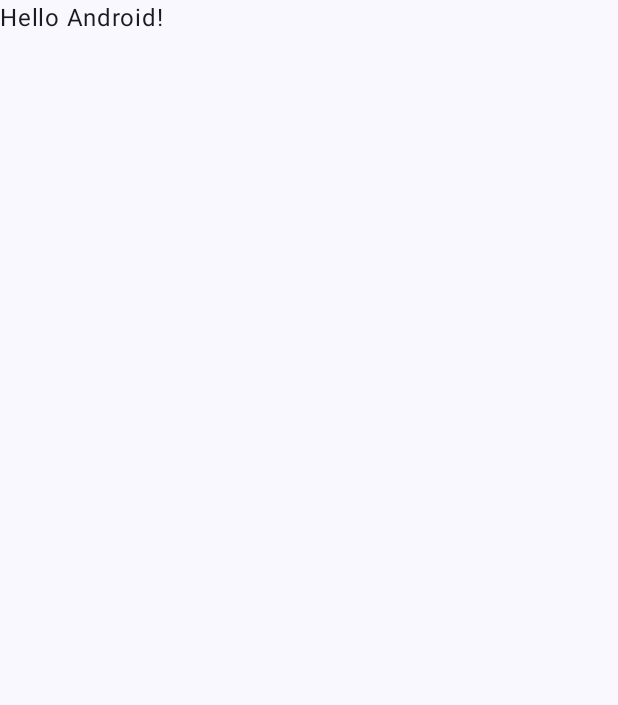
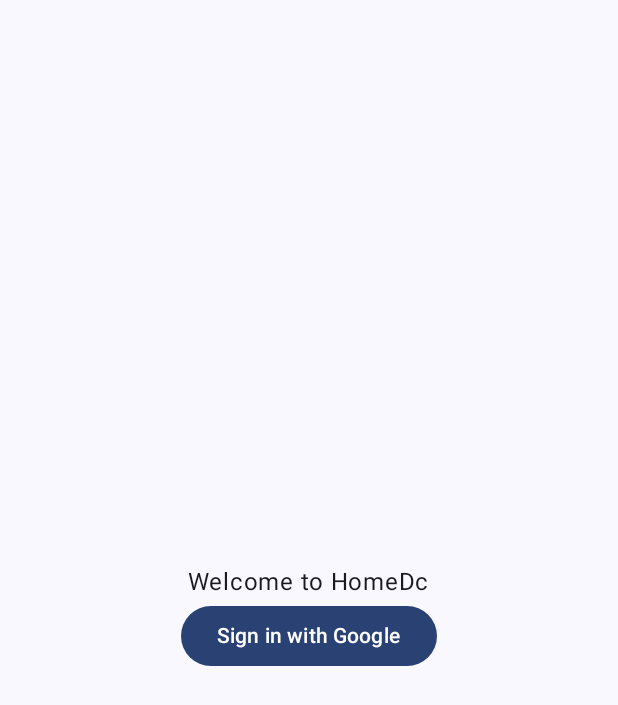
Before and after one commit to Deco2449584/HomeDc, an Android app built with Jetpack Compose: the screen it shows after launch (MainActivity), on a phone screen of 412 x 824 dp. Before the commit the part shown is almost empty. Shown: the top 705 px of the screen. Run offline under Robolectric (Android 15) with nearby library versions, the phone set to English and light mode, and no system bars; our stand-ins replace Dagger/Hilt's generated code, Firebase (no records; nobody signed in at launch, a user with empty details on screens opened directly).

```diff
--- a/app/src/main/AndroidManifest.xml
+++ b/app/src/main/AndroidManifest.xml
@@ -3,6 +3,7 @@
     xmlns:tools="http://schemas.android.com/tools">
 
     <application
+        android:name=".HomeDcApplication"
         android:allowBackup="true"
         android:dataExtractionRules="@xml/data_extraction_rules"
         android:fullBackupContent="@xml/backup_rules"
@@ -19,7 +20,6 @@
             android:theme="@style/Theme.HomeDc">
             <intent-filter>
                 <action android:name="android.intent.action.MAIN" />
-
                 <category android:name="android.intent.category.LAUNCHER" />
             </intent-filter>
         </activity>
--- /dev/null
+++ b/app/src/main/java/com/domocodetech/homedc/HomeDcApplication.kt
@@ -0,0 +1,8 @@
+package com.domocodetech.homedc
+
+
+import android.app.Application
+import dagger.hilt.android.HiltAndroidApp
+
+@HiltAndroidApp
+class HomeDcApplication : Application()
--- a/app/src/main/java/com/domocodetech/homedc/MainActivity.kt
+++ b/app/src/main/java/com/domocodetech/homedc/MainActivity.kt
@@ -3,22 +3,86 @@ package com.domocodetech.homedc
 import android.os.Bundle
 import androidx.activity.ComponentActivity
 import androidx.activity.compose.setContent
-import androidx.activity.enableEdgeToEdge
+import androidx.activity.result.contract.ActivityResultContracts
+import androidx.compose.foundation.layout.Column
 import androidx.compose.foundation.layout.fillMaxSize
 import androidx.compose.foundation.layout.padding
+import androidx.compose.material3.Button
 import androidx.compose.material3.Scaffold
 import androidx.compose.material3.Text
 import androidx.compose.runtime.Composable
+import androidx.compose.runtime.getValue
+import androidx.compose.runtime.mutableStateOf
+import androidx.compose.runtime.setValue
 import androidx.compose.ui.Modifier
 import androidx.compose.ui.tooling.preview.Preview
+import com.domocodetech.homedc.login.LoginScreen
 import com.domocodetech.homedc.ui.theme.HomeDcTheme
+import com.google.android.gms.auth.api.signin.GoogleSignIn
+import com.google.android.gms.auth.api.signin.GoogleSignInAccount
+import com.google.android.gms.auth.api.signin.GoogleSignInClient
+import com.google.android.gms.auth.api.signin.GoogleSignInOptions
+import com.google.firebase.auth.FirebaseAuth
+import com.google.firebase.auth.GoogleAuthProvider
+import dagger.hilt.android.AndroidEntryPoint
 
+@AndroidEntryPoint
 class MainActivity : ComponentActivity() {
+
+    private lateinit var googleSignInClient: GoogleSignInClient
+    private lateinit var auth: FirebaseAuth
+
+    private val signInLauncher = registerForActivityResult(ActivityResultContracts.StartActivityForResult()) { result ->
+        val task = GoogleSignIn.getSignedInAccountFromIntent(result.data)
+        val account = task.result
+        firebaseAuthWithGoogle(account)
+    }
+
+    private var isUserLoggedIn by mutableStateOf(false)
+
     override fun onCreate(savedInstanceState: Bundle?) {
         super.onCreate(savedInstanceState)
-        enableEdgeToEdge()
         setContent {
             HomeDcTheme {
+                if (isUserLoggedIn) {
+                    MainContent()
+                } else {
+                    LoginScreen(onLoginClick = { signIn() })
+                }
+            }
+        }
+
+        // Configurar Google Sign-In
+        val gso = GoogleSignInOptions.Builder(GoogleSignInOptions.DEFAULT_SIGN_IN)
+            .requestIdToken(getString(R.string.default_web_client_id))
+            .requestEmail()
+            .build()
+
+        googleSignInClient = GoogleSignIn.getClient(this, gso)
+        auth = FirebaseAuth.getInstance()
+    }
+
+    private fun signIn() {
+        val signInIntent = googleSignInClient.signInIntent
+        signInLauncher.launch(signInIntent)
+    }
+
+    private fun firebaseAuthWithGoogle(account: GoogleSignInAccount?) {
+        val credential = GoogleAuthProvider.getCredential(account?.idToken, null)
+        auth.signInWithCredential(credential)
+            .addOnCompleteListener(this) { task ->
+                if (task.isSuccessful) {
+                    // Sign in success
+                    isUserLoggedIn = true
+                } else {
+                    // Sign in failed
+                    // Handle error
+                }
+            }
+    }
+
+    @Composable
+    fun MainContent() {
         Scaffold(modifier = Modifier.fillMaxSize()) { innerPadding ->
             Greeting(
                 name = "Android",
@@ -26,16 +90,15 @@ class MainActivity : ComponentActivity() {
             )
         }
     }
-        }
-    }
-}
 
     @Composable
     fun Greeting(name: String, modifier: Modifier = Modifier) {
-    Text(
-        text = "Hello $name!",
-        modifier = modifier
-    )
+        Column(modifier = modifier) {
+            Text(text = "Hello $name!")
+            Button(onClick = { signIn() }) {
+                Text(text = "Sign in with Google")
+            }
+        }
     }
 
     @Preview(showBackground = true)
@@ -45,3 +108,4 @@ fun GreetingPreview() {
             Greeting("Android")
         }
     }
+}
--- /dev/null
+++ b/app/src/main/java/com/domocodetech/homedc/login/LoginScreen.kt
@@ -0,0 +1,30 @@
+package com.domocodetech.homedc.login
+
+import androidx.compose.foundation.layout.Arrangement
+import androidx.compose.foundation.layout.Column
+import androidx.compose.foundation.layout.fillMaxSize
+import androidx.compose.foundation.layout.padding
+import androidx.compose.material3.Button
+import androidx.compose.material3.Scaffold
+import androidx.compose.material3.Text
+import androidx.compose.runtime.Composable
+import androidx.compose.ui.Alignment
+import androidx.compose.ui.Modifier
+
+@Composable
+fun LoginScreen(onLoginClick: () -> Unit) {
+    Scaffold(modifier = Modifier.fillMaxSize()) { innerPadding ->
+        Column(
+            modifier = Modifier
+                .fillMaxSize()
+                .padding(innerPadding),
+            horizontalAlignment = Alignment.CenterHorizontally,
+            verticalArrangement = Arrangement.Center
+        ) {
+            Text(text = "Welcome to HomeDc")
+            Button(onClick = onLoginClick) {
+                Text(text = "Sign in with Google")
+            }
+        }
+    }
+}
--- a/app/src/main/res/values/strings.xml
+++ b/app/src/main/res/values/strings.xml
@@ -1,3 +1,4 @@
 <resources>
     <string name="app_name">HomeDc</string>
+    <string name="default_web_client_id">AIzaSyB_UZ5is3ifAPJjzlkpy8YU--ifMDp_WKg</string>
 </resources>
```
Also changed, not shown: app/build.gradle.kts (+22 -1 lines), build.gradle.kts (+7 -0 lines), gradle/libs.versions.toml (+19 -0 lines), 1 other file. Lines whose indentation alone changed are shown as unchanged.
